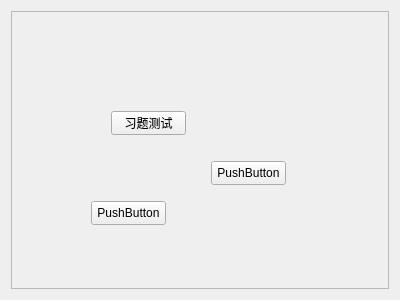
Qt form ui/quizpage.ui (azh-1415926/POCAssistant) before a commit.
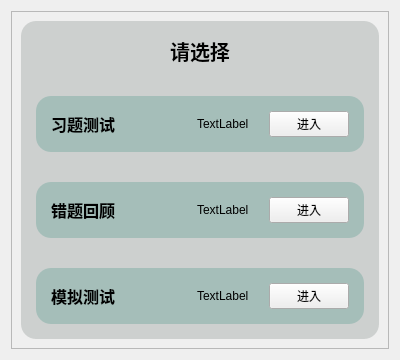
The same form after that commit. Icons and pictures are not drawn. Custom widgets are drawn as their Qt base class.

Patch:
```diff
--- a/ui/quizpage.ui
+++ b/ui/quizpage.ui
@@ -7,7 +7,7 @@
     <x>0</x>
     <y>0</y>
     <width>400</width>
-    <height>300</height>
+    <height>336</height>
    </rect>
   </property>
   <property name="windowTitle">
@@ -15,7 +15,7 @@
   </property>
   <layout class="QVBoxLayout" name="verticalLayout">
    <item>
-    <widget class="QFrame" name="frame">
+    <widget class="QFrame" name="frameOfMain">
      <property name="frameShape">
       <enum>QFrame::StyledPanel</enum>
      </property>
@@ -29,45 +29,298 @@
          <number>0</number>
         </property>
         <widget class="QWidget" name="page">
-         <widget class="QPushButton" name="btnOfTest">
-          <property name="geometry">
-           <rect>
-            <x>90</x>
-            <y>90</y>
-            <width>75</width>
-            <height>24</height>
-           </rect>
+         <property name="styleSheet">
+          <string notr="true">QFrame#frame
+{
+	background-color: rgba(64, 81, 78,50);
+	border-radius: 15px;
+}
+
+QFrame#frame1
+{
+	background-color: rgba(0,118,98,50);
+	border-radius: 15px;
+}
+
+QFrame#frame2
+{
+	background-color: rgba(0,118,98,50);
+	border-radius: 15px;
+}
+
+QFrame#frame3
+{
+	background-color: rgba(0,118,98,50);
+	border-radius: 15px;
+}</string>
+         </property>
+         <layout class="QVBoxLayout" name="verticalLayout_4">
+          <property name="spacing">
+           <number>0</number>
           </property>
-          <property name="text">
-           <string>习题测试</string>
+          <property name="leftMargin">
+           <number>0</number>
           </property>
-         </widget>
-         <widget class="QPushButton" name="pushButton_2">
-          <property name="geometry">
-           <rect>
-            <x>70</x>
-            <y>180</y>
-            <width>75</width>
-            <height>24</height>
-           </rect>
+          <property name="topMargin">
+           <number>0</number>
           </property>
-          <property name="text">
-           <string>PushButton</string>
+          <property name="rightMargin">
+           <number>0</number>
           </property>
-         </widget>
-         <widget class="QPushButton" name="pushButton_3">
-          <property name="geometry">
-           <rect>
-            <x>190</x>
-            <y>140</y>
-            <width>75</width>
-            <height>24</height>
-           </rect>
+          <property name="bottomMargin">
+           <number>0</number>
           </property>
-          <property name="text">
-           <string>PushButton</string>
-          </property>
-         </widget>
+          <item>
+           <widget class="QFrame" name="frame">
+            <property name="frameShape">
+             <enum>QFrame::StyledPanel</enum>
+            </property>
+            <property name="frameShadow">
+             <enum>QFrame::Raised</enum>
+            </property>
+            <layout class="QVBoxLayout" name="verticalLayout_2">
+             <property name="spacing">
+              <number>30</number>
+             </property>
+             <property name="leftMargin">
+              <number>15</number>
+             </property>
+             <property name="topMargin">
+              <number>15</number>
+             </property>
+             <property name="rightMargin">
+              <number>15</number>
+             </property>
+             <property name="bottomMargin">
+              <number>15</number>
+             </property>
+             <item>
+              <widget class="QLabel" name="label_7">
+               <property name="font">
+                <font>
+                 <pointsize>15</pointsize>
+                 <bold>true</bold>
+                </font>
+               </property>
+               <property name="text">
+                <string>请选择</string>
+               </property>
+               <property name="alignment">
+                <set>Qt::AlignCenter</set>
+               </property>
+              </widget>
+             </item>
+             <item>
+              <widget class="QFrame" name="frame1">
+               <property name="frameShape">
+                <enum>QFrame::StyledPanel</enum>
+               </property>
+               <property name="frameShadow">
+                <enum>QFrame::Raised</enum>
+               </property>
+               <layout class="QHBoxLayout" name="horizontalLayout_3">
+                <property name="spacing">
+                 <number>20</number>
+                </property>
+                <property name="leftMargin">
+                 <number>15</number>
+                </property>
+                <property name="topMargin">
+                 <number>15</number>
+                </property>
+                <property name="rightMargin">
+                 <number>15</number>
+                </property>
+                <property name="bottomMargin">
+                 <number>15</number>
+                </property>
+                <item>
+                 <widget class="QLabel" name="test">
+                  <property name="text">
+                   <string>&lt;html&gt;&lt;head/&gt;&lt;body&gt;&lt;p&gt;&lt;span style=&quot; font-size:12pt; font-weight:700;&quot;&gt;习题测试&lt;/span&gt;&lt;/p&gt;&lt;/body&gt;&lt;/html&gt;</string>
+                  </property>
+                 </widget>
+                </item>
+                <item>
+                 <widget class="QLabel" name="label">
+                  <property name="sizePolicy">
+                   <sizepolicy hsizetype="Preferred" vsizetype="Preferred">
+                    <horstretch>0</horstretch>
+                    <verstretch>0</verstretch>
+                   </sizepolicy>
+                  </property>
+                  <property name="maximumSize">
+                   <size>
+                    <width>50</width>
+                    <height>50</height>
+                   </size>
+                  </property>
+                  <property name="text">
+                   <string/>
+                  </property>
+                  <property name="pixmap">
+                   <pixmap resource="../res/res.qrc">:/img/quiz/test</pixmap>
+                  </property>
+                  <property name="scaledContents">
+                   <bool>true</bool>
+                  </property>
+                 </widget>
+                </item>
+                <item>
+                 <widget class="QLabel" name="label_4">
+                  <property name="text">
+                   <string>TextLabel</string>
+                  </property>
+                 </widget>
+                </item>
+                <item>
+                 <widget class="QPushButton" name="btnOfTest">
+                  <property name="text">
+                   <string>进入</string>
+                  </property>
+                 </widget>
+                </item>
+               </layout>
+              </widget>
+             </item>
+             <item>
+              <widget class="QFrame" name="frame2">
+               <property name="frameShape">
+                <enum>QFrame::StyledPanel</enum>
+               </property>
+               <property name="frameShadow">
+                <enum>QFrame::Raised</enum>
+               </property>
+               <layout class="QHBoxLayout" name="horizontalLayout_2">
+                <property name="spacing">
+                 <number>20</number>
+                </property>
+                <property name="leftMargin">
+                 <number>15</number>
+                </property>
+                <property name="topMargin">
+                 <number>15</number>
+                </property>
+                <property name="rightMargin">
+                 <number>15</number>
+                </property>
+                <property name="bottomMargin">
+                 <number>15</number>
+                </property>
+                <item>
+                 <widget class="QLabel" name="wrong">
+                  <property name="text">
+                   <string>&lt;html&gt;&lt;head/&gt;&lt;body&gt;&lt;p&gt;&lt;span style=&quot; font-size:12pt; font-weight:700;&quot;&gt;错题回顾&lt;/span&gt;&lt;/p&gt;&lt;/body&gt;&lt;/html&gt;</string>
+                  </property>
+                 </widget>
+                </item>
+                <item>
+                 <widget class="QLabel" name="label_2">
+                  <property name="maximumSize">
+                   <size>
+                    <width>50</width>
+                    <height>50</height>
+                   </size>
+                  </property>
+                  <property name="text">
+                   <string/>
+                  </property>
+                  <property name="pixmap">
+                   <pixmap resource="../res/res.qrc">:/img/quiz/wrong</pixmap>
+                  </property>
+                  <property name="scaledContents">
+                   <bool>true</bool>
+                  </property>
+                 </widget>
+                </item>
+                <item>
+                 <widget class="QLabel" name="label_5">
+                  <property name="text">
+                   <string>TextLabel</string>
+                  </property>
+                 </widget>
+                </item>
+                <item>
+                 <widget class="QPushButton" name="btnOfWrong">
+                  <property name="text">
+                   <string>进入</string>
+                  </property>
+                 </widget>
+                </item>
+               </layout>
+              </widget>
+             </item>
+             <item>
+              <widget class="QFrame" name="frame3">
+               <property name="frameShape">
+                <enum>QFrame::StyledPanel</enum>
+               </property>
+               <property name="frameShadow">
+                <enum>QFrame::Raised</enum>
+               </property>
+               <layout class="QHBoxLayout" name="horizontalLayout">
+                <property name="spacing">
+                 <number>20</number>
+                </property>
+                <property name="leftMargin">
+                 <number>15</number>
+                </property>
+                <property name="topMargin">
+                 <number>15</number>
+                </property>
+                <property name="rightMargin">
+                 <number>15</number>
+                </property>
+                <property name="bottomMargin">
+                 <number>15</number>
+                </property>
+                <item>
+                 <widget class="QLabel" name="simulation">
+                  <property name="text">
+                   <string>&lt;html&gt;&lt;head/&gt;&lt;body&gt;&lt;p&gt;&lt;span style=&quot; font-size:12pt; font-weight:700;&quot;&gt;模拟测试&lt;/span&gt;&lt;/p&gt;&lt;/body&gt;&lt;/html&gt;</string>
+                  </property>
+                 </widget>
+                </item>
+                <item>
+                 <widget class="QLabel" name="label_3">
+                  <property name="maximumSize">
+                   <size>
+                    <width>50</width>
+                    <height>50</height>
+                   </size>
+                  </property>
+                  <property name="text">
+                   <string/>
+                  </property>
+                  <property name="pixmap">
+                   <pixmap resource="../res/res.qrc">:/img/quiz/simulation</pixmap>
+                  </property>
+                  <property name="scaledContents">
+                   <bool>true</bool>
+                  </property>
+                 </widget>
+                </item>
+                <item>
+                 <widget class="QLabel" name="label_6">
+                  <property name="text">
+                   <string>TextLabel</string>
+                  </property>
+                 </widget>
+                </item>
+                <item>
+                 <widget class="QPushButton" name="btnOfSimulation">
+                  <property name="text">
+                   <string>进入</string>
+                  </property>
+                 </widget>
+                </item>
+               </layout>
+              </widget>
+             </item>
+            </layout>
+           </widget>
+          </item>
+         </layout>
         </widget>
         <widget class="quizview" name="pageOfTest"/>
         <widget class="QWidget" name="page_2"/>
```
Left out of the diff: 8 changed lines with no effect on the pictures.
